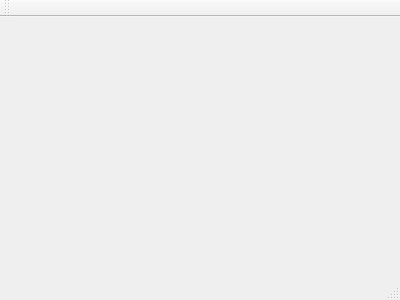
LiuJunyu2006/awesome-equation-assistant, file src/mainwindow.ui: the form before one commit.
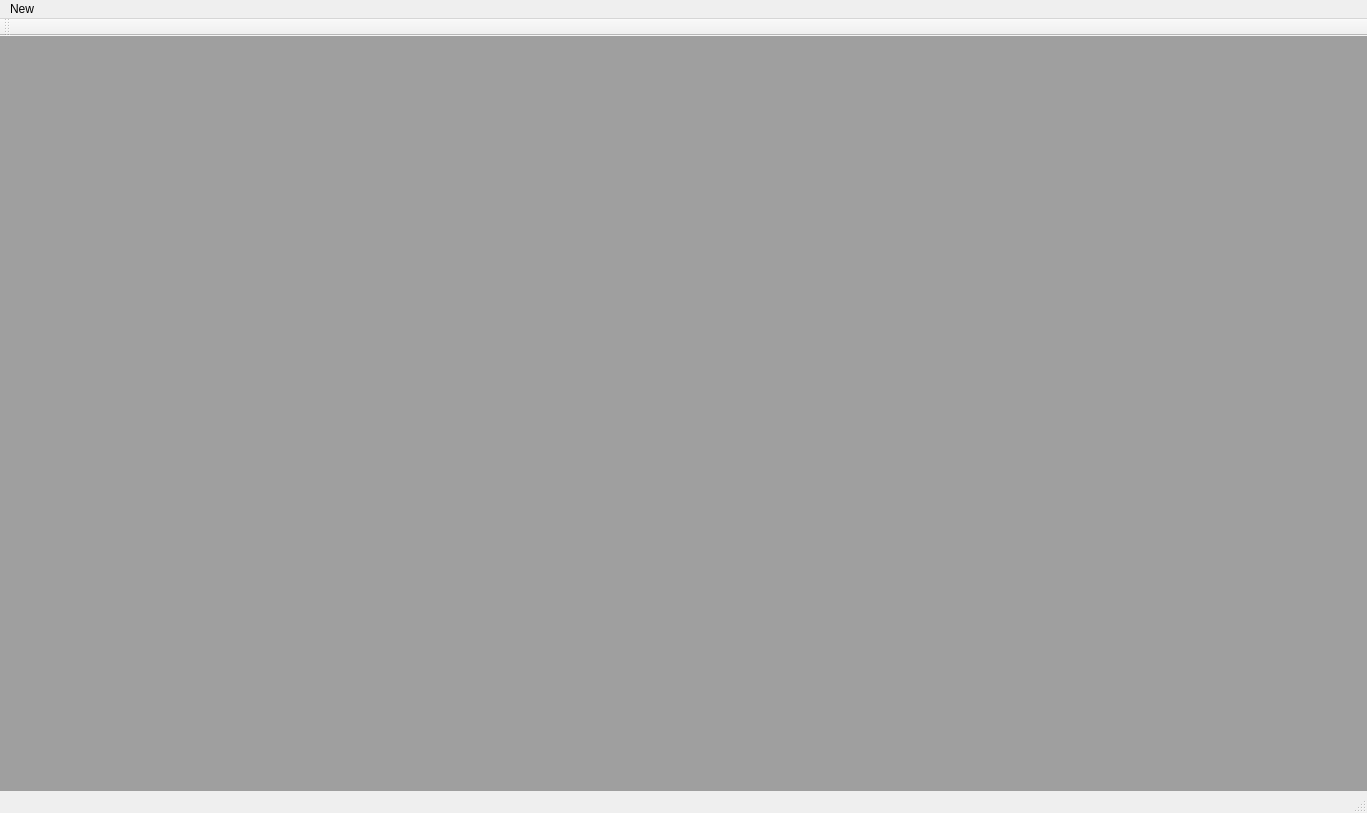
The form after the commit.

```diff
--- a/src/mainwindow.ui
+++ b/src/mainwindow.ui
@@ -1,24 +1,69 @@
 <ui version="4.0"> 
  <class>MainWindow</class>
- <widget class="QMainWindow" name="MainWindow" >
-  <property name="geometry" >
+ <widget class="QMainWindow" name="MainWindow">
+  <property name="geometry">
    <rect>
     <x>0</x>
     <y>0</y>
-    <width>400</width>
-    <height>300</height>
+    <width>1367</width>
+    <height>813</height>
    </rect>
   </property>
   <property name="windowTitle" >
    <string>MainWindow</string>
   </property>
-  <widget class="QMenuBar" name="menuBar" />
-  <widget class="QToolBar" name="mainToolBar" />
-  <widget class="QWidget" name="centralWidget" />
-  <widget class="QStatusBar" name="statusBar" />
+  <widget class="QWidget" name="centralWidget">
+   <layout class="QFormLayout" name="formLayout">
+    <property name="leftMargin">
+     <number>0</number>
+    </property>
+    <property name="topMargin">
+     <number>0</number>
+    </property>
+    <property name="rightMargin">
+     <number>0</number>
+    </property>
+    <property name="bottomMargin">
+     <number>0</number>
+    </property>
+    <item row="0" column="0" colspan="2">
+     <widget class="QMdiArea" name="mdiArea"/>
+    </item>
+   </layout>
+  </widget>
+  <widget class="QMenuBar" name="menuBar">
+   <property name="geometry">
+    <rect>
+     <x>0</x>
+     <y>0</y>
+     <width>1367</width>
+     <height>22</height>
+    </rect>
+   </property>
+   <widget class="QMenu" name="menuNew">
+    <property name="title">
+     <string>New</string>
+    </property>
+    <addaction name="actionNewQuadraticEquationCalculator"/>
+   </widget>
+   <addaction name="menuNew"/>
+  </widget>
+  <widget class="QToolBar" name="mainToolBar">
+   <attribute name="toolBarArea">
+    <enum>TopToolBarArea</enum>
+   </attribute>
+   <attribute name="toolBarBreak">
+    <bool>false</bool>
+   </attribute>
+  </widget>
+  <widget class="QStatusBar" name="statusBar"/>
+  <action name="actionNewQuadraticEquationCalculator">
+   <property name="text">
+    <string>Quadratic Equation Calculator</string>
+   </property>
+  </action>
  </widget>
- <layoutDefault spacing="6" margin="11" />
- <pixmapfunction></pixmapfunction>
+ <layoutdefault spacing="6" margin="11"/>
  <resources/>
  <connections/>
 </ui>
```
Left out of the diff: 5 changed lines with no effect on the pictures.
